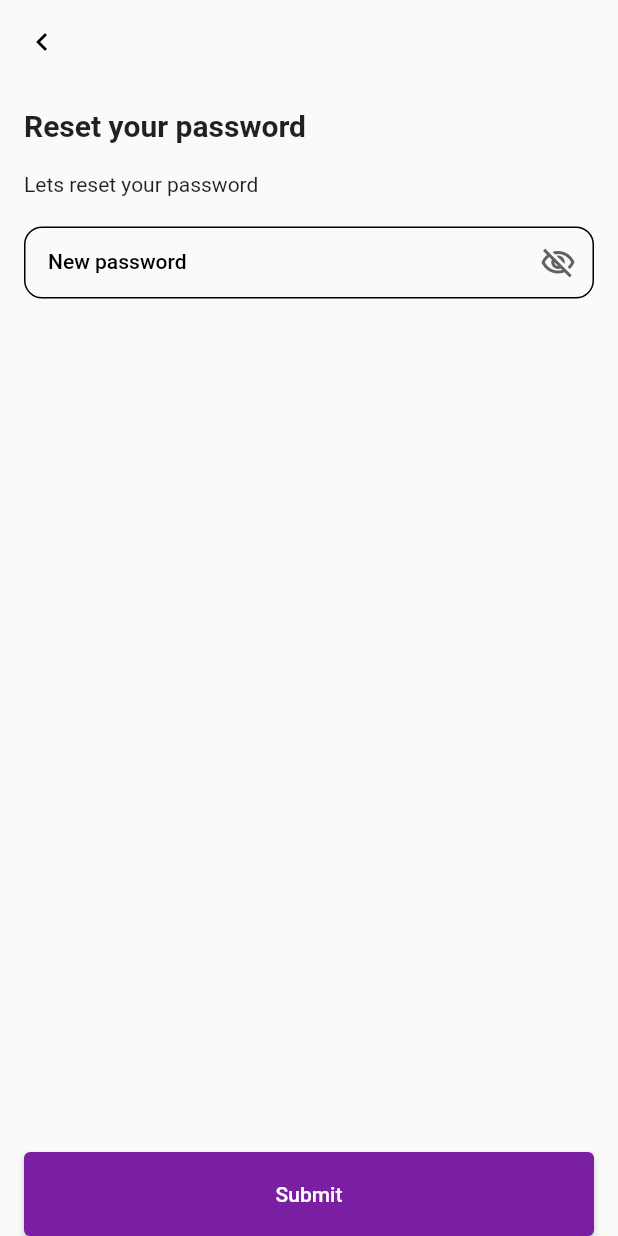
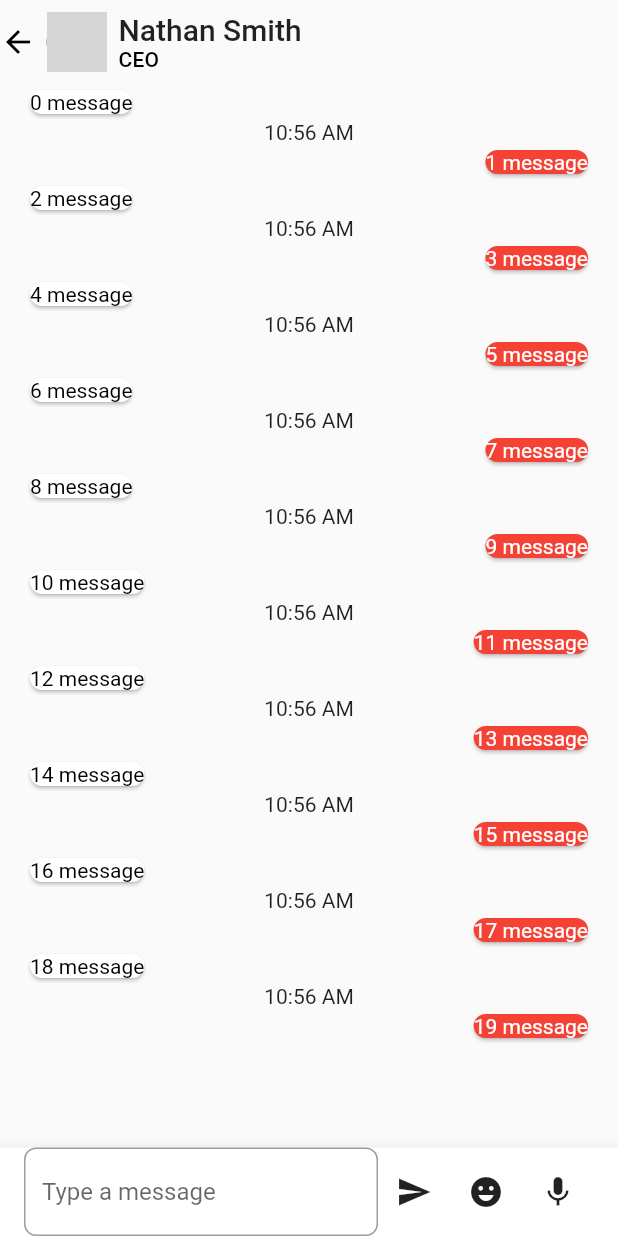
Before and after one commit to TimurNiki/FTW, a Flutter app: the screen it shows after launch, on a phone screen of 412 x 824 dp. Run offline on Flutter 3.47's test engine with Material 2 defaults, Android fonts, the phone set to English and light mode, and no system bars; network calls fail; grey boxes are pictures that could not be loaded.

Commit message:
randomchatv1

```diff
--- a/analysis_options.yaml
+++ b/analysis_options.yaml
@@ -7,7 +7,7 @@
 
 # The following line activates a set of recommended lints for Flutter apps,
 # packages, and plugins designed to encourage good coding practices.
-include: package:flutter_lints/flutter.yaml
+include: package:very_good_analysis/analysis_options.5.1.0.yaml
 
 linter:
   # The lint rules applied to this project can be customized in the
@@ -22,6 +22,8 @@ linter:
   # `// ignore_for_file: name_of_lint` syntax on the line or in the file
   # producing the lint.
   rules:
+   public_member_api_docs:false
+
     # avoid_print: false  # Uncomment to disable the `avoid_print` rule
     # prefer_single_quotes: true  # Uncomment to enable the `prefer_single_quotes` rule
 
--- /dev/null
+++ b/lib/chat_screen/chat_bottom.dart
@@ -0,0 +1,46 @@
+import 'package:flutter/material.dart';
+
+class ChatBottom extends StatefulWidget {
+  const ChatBottom({super.key});
+
+  @override
+  State<ChatBottom> createState() => _ChatBottomState();
+}
+
+class _ChatBottomState extends State<ChatBottom> {
+  @override
+  Widget build(BuildContext context) {
+    return  BottomAppBar(
+
+          child: Padding(
+        padding: const EdgeInsets.symmetric(horizontal: 16.0),
+        child: Row(
+          children: [
+            Expanded(
+              child: TextField(
+                decoration: InputDecoration(
+                  border: OutlineInputBorder(
+                    borderRadius: BorderRadius.circular(8),
+                  ),
+                  hintText: 'Type a message',
+                ),
+              ),
+            ),
+            IconButton(
+              icon: Icon(Icons.send),
+              onPressed: () {},
+            ),  IconButton(
+              icon: Icon(Icons.emoji_emotions),
+              onPressed: () {},
+            ),
+            IconButton(
+              icon: Icon(Icons.mic),
+              onPressed: () {},
+            ),
+
+
+          ],
+        ),
+      ));
+  }
+}
--- /dev/null
+++ b/lib/chat_screen/cs.dart
@@ -0,0 +1,66 @@
+import 'package:flutter/material.dart';
+import 'package:fluttertestview/chat_screen/model/listchat.dart';
+import 'package:fluttertestview/chat_screen/model/user.dart';
+import 'package:fluttertestview/chat_screen/user_appbar.dart';
+
+import 'chat_bottom.dart';
+
+class ChatScreen extends StatefulWidget {
+  const ChatScreen({super.key});
+
+  @override
+  State<ChatScreen> createState() => _ChatScreenState();
+}
+
+class _ChatScreenState extends State<ChatScreen> {
+  final users = ListChat.users;
+  @override
+  Widget build(BuildContext context) {
+    return Scaffold(
+      appBar: UserAppBar(user: ChatUserMixin.chatUser),
+      bottomNavigationBar: ChatBottom(),
+      body: ListView.separated(
+        separatorBuilder: (context, index) {
+          if (index.isOdd) return const SizedBox();
+          return const Center(
+            child: Text("10:56 AM"),
+          );
+        },
+        itemCount: users.length,
+        padding: EdgeInsets.symmetric(horizontal: 16),
+        itemBuilder: (BuildContext context, int index) {
+          return _UserChatCard(users[index]);
+        },
+      ),
+    );
+  }
+}
+
+class _UserChatCard extends StatelessWidget {
+  const _UserChatCard(this.model);
+  final ListChat model;
+  @override
+  Widget build(BuildContext context) {
+    return Align(
+      alignment: model.isSenderOtherUser
+          ? Alignment.centerRight
+          : Alignment.centerLeft,
+      child: ConstrainedBox(
+        constraints:
+            BoxConstraints(maxWidth: MediaQuery.sizeOf(context).width * 0.8),
+        child: Card(
+          shape: RoundedRectangleBorder(borderRadius: BorderRadius.circular(8)),
+          color: model.isSenderOtherUser ? Colors.red : Colors.white,
+          child: Padding(
+            padding: EdgeInsets.all(0),
+            child: Text(
+              model.text,
+              style: Theme.of(context).textTheme.bodyMedium?.copyWith(
+                  color: model.isSenderOtherUser ? Colors.white : Colors.black),
+            ),
+          ),
+        ),
+      ),
+    );
+  }
+}
--- /dev/null
+++ b/lib/chat_screen/model/listchat.dart
@@ -0,0 +1,13 @@
+final class ListChat{
+  final String text;
+  final bool isSenderOtherUser;
+
+  ListChat({required this.text, required this.isSenderOtherUser});
+
+  static final List<ListChat> users = List.generate(20, (index) {
+    return ListChat(
+      text:'$index message' ,
+      isSenderOtherUser: index.isOdd,
+    );
+  });
+}
--- /dev/null
+++ b/lib/chat_screen/model/user.dart
@@ -0,0 +1,17 @@
+final class ChatUser{
+  final String fullName;
+  final String position;
+  final String ppUrl;
+
+  ChatUser({required this.fullName, required this.position,required this.ppUrl});
+
+
+}
+
+mixin ChatUserMixin{
+  static ChatUser chatUser = ChatUser(
+    fullName: "Nathan Smith",
+    position: "CEO",
+    ppUrl: "https://randomuser.me/api/portraits/lego/2.jpg"
+  );
+}
--- /dev/null
+++ b/lib/chat_screen/user_appbar.dart
@@ -0,0 +1,38 @@
+import 'package:flutter/material.dart';
+import 'package:flutter/services.dart';
+import 'package:fluttertestview/chat_screen/model/user.dart';
+
+class UserAppBar extends StatelessWidget implements PreferredSizeWidget {
+  const UserAppBar({super.key, required this.user});
+final ChatUser user;
+  @override
+  Widget build(BuildContext context) {
+    return  AppBar(
+      systemOverlayStyle: SystemUiOverlayStyle.dark,
+          backgroundColor: Colors.transparent,
+          leading: Icon(Icons.arrow_back_sharp),
+          elevation: 0,
+          leadingWidth: 15,
+          centerTitle: false,
+          iconTheme: IconThemeData(color: Colors.black),
+          title: Row(
+            children: [
+              CircleAvatar(
+                backgroundImage: NetworkImage(user.ppUrl),
+              ),
+              Padding(
+                padding: const EdgeInsets.only(left:8.0),
+                child: Column(
+                  crossAxisAlignment: CrossAxisAlignment.start,
+                  children: [
+                    Text(user.fullName, style: Theme.of(context).textTheme.titleLarge,),
+                  Text(user.position, style: Theme.of(context).textTheme.titleSmall),
+                  ],
+                ),
+              )
+            ],
+          ));
+  }
+  @override
+  Size get preferredSize => Size.fromHeight(kToolbarHeight);
+}
--- /dev/null
+++ b/lib/chat_screen/utility/cp_size.dart
@@ -0,0 +1,10 @@
+final class ChatPageSizes {
+  ChatPageSizes._();
+  static const double cardHeight = 60;
+
+  static const double normal = 16;
+
+  static const double small = 8;
+
+  static const double large = 24;
+}
--- /dev/null
+++ b/lib/empty.dart
@@ -0,0 +1,19 @@
+import 'package:flutter/material.dart';
+
+class EmptyView extends StatefulWidget {
+  const EmptyView({super.key});
+
+  @override
+  State<EmptyView> createState() => _EmptyViewState();
+}
+
+class _EmptyViewState extends State<EmptyView> {
+  @override
+  Widget build(BuildContext context) {
+    return  Scaffold(
+      appBar: AppBar(
+        title: const Text("data"),
+      ),
+    );
+  }
+}
--- a/lib/main.dart
+++ b/lib/main.dart
@@ -1,5 +1,6 @@
 import 'package:flutter/material.dart';
-import 'package:fluttertestview/reset_password/rp.dart';
+import 'chat_screen/cs.dart';
+
 
 void main() {
   runApp(const MyApp());
@@ -16,7 +17,7 @@ class MyApp extends StatelessWidget {
       theme: ThemeData(
           // useMaterial3: true,
           ),
-      home: const ResetPasswordView(),
+      home: const ChatScreen(),
     );
   }
 }
--- a/pubspec.yaml
+++ b/pubspec.yaml
@@ -45,7 +45,7 @@ dev_dependencies:
   # activated in the `analysis_options.yaml` file located at the root of your
   # package. See that file for information about deactivating specific lint
   # rules and activating additional ones.
-  flutter_lints: ^2.0.0
+  very_good_analysis: ^5.1.0
 
 # For information on the generic Dart part of this file, see the
 # following page: https://dart.dev/tools/pub/pubspec
```
Also changed, not shown: lib/reset_password/rp.dart (+10 -11 lines), lib/reset_password/rpw.dart (+12 -10 lines), pubspec.lock.
